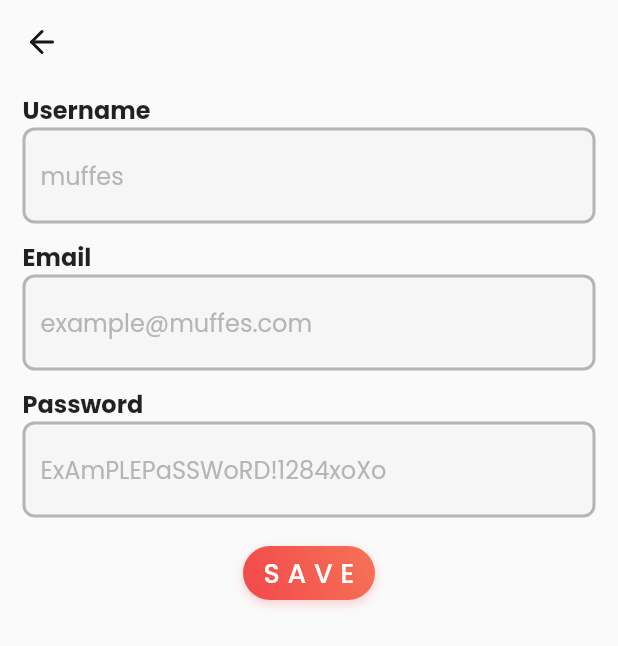
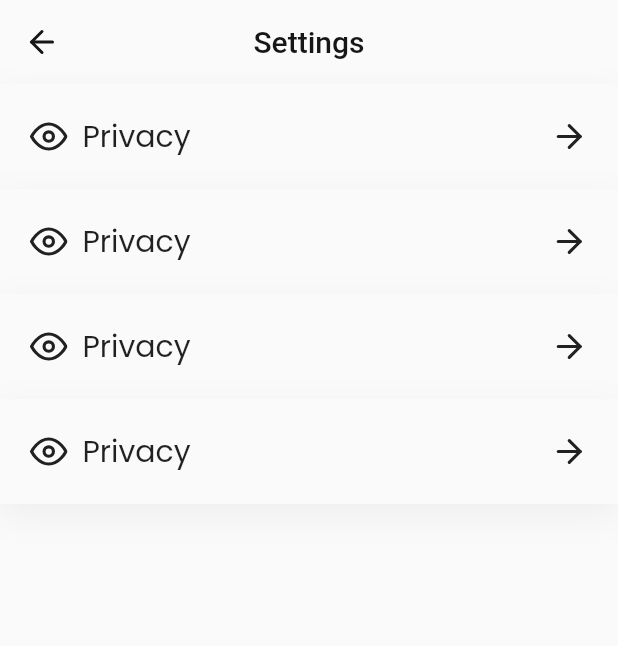
Before and after one commit to suggestied/MuffesApp, a Flutter app: the EditProfile screen opened directly, on a phone screen of 412 x 824 dp. Shown: the top 646 px of the screen. Run offline on Flutter 3.47's test engine with Material 2 defaults, Android fonts, the phone set to English and light mode, and no system bars; drawn by our look-alikes of gradient_widgets; our stand-ins replace cached_network_image, carousel_slider, dio, flutter_feather_icons, google_fonts, shared_preferences; missing offline and left inert: dio_http_cache; accounts and stored records are empty.

Commit message:
Changed settings

```diff
--- /dev/null
+++ b/lib/screens/messaging/chat/chat.dart
@@ -0,0 +1,12 @@
+import 'package:flutter/material.dart';
+
+class ChatPage extends StatelessWidget {
+  const ChatPage({Key key}) : super(key: key);
+
+  @override
+  Widget build(BuildContext context) {
+    return Container(
+      child: Text("test"),
+    );
+  }
+}
--- /dev/null
+++ b/lib/screens/profile/edit/editProfile.dart
@@ -0,0 +1,96 @@
+import 'dart:convert';
+
+import 'package:muffesapp/screens/profile/edit/setting.dart';
+import 'package:muffesapp/screens/profile/profile.dart';
+import 'package:muffesapp/utils/api.dart';
+import 'package:muffesapp/utils/colors.dart';
+import 'package:muffesapp/utils/components/page.dart';
+import 'package:flutter/material.dart';
+import 'package:flutter_feather_icons/flutter_feather_icons.dart';
+import 'package:gradient_widgets/gradient_widgets.dart';
+import 'package:shared_preferences/shared_preferences.dart';
+
+class EditProfile extends StatefulWidget {
+  EditProfile({Key key}) : super(key: key);
+
+  @override
+  _EditProfileState createState() => _EditProfileState();
+}
+
+class _EditProfileState extends State<EditProfile> {
+  int myUserId;
+  var userToken;
+
+  @override
+  void initState() {
+    _loadUserId();
+    super.initState();
+  }
+
+  _loadUserId() async {
+    SharedPreferences localStorage = await SharedPreferences.getInstance();
+    var user = jsonDecode(localStorage.getString('user'));
+    var _token = await MuffesApi().getToken();
+
+    if (user != null) {
+      setState(() {
+        myUserId = user['id'];
+        userToken = _token;
+      });
+    }
+  }
+
+  @override
+  Widget build(BuildContext context) {
+    return Scaffold(
+      backgroundColor: customStyle().lightColor,
+      appBar: AppBar(
+        centerTitle: true,
+        title: Text(
+          "Settings",
+          style: TextStyle(color: customStyle().darkGrayColor),
+        ),
+        leading: IconButton(
+          onPressed: () {
+            Navigator.pushReplacement(
+              context,
+              PageRouteBuilder(
+                pageBuilder: (context, animation1, animation2) => Profile(
+                  userId: myUserId,
+                  token: userToken,
+                ),
+                transitionDuration: Duration(seconds: 0),
+              ),
+            );
+          },
+          icon:
+              Icon(FeatherIcons.arrowLeft, color: customStyle().darkGrayColor),
+        ),
+        elevation: 0,
+        backgroundColor: Colors.transparent,
+      ),
+      body: SafeArea(
+        child: Column(
+          children: [
+            SettingsTo(
+              name: "Privacy",
+              icon: FeatherIcons.eye,
+            ),
+            SettingsTo(
+              name: "Privacy",
+              icon: FeatherIcons.eye,
+            ),
+            SettingsTo(
+              name: "Privacy",
+              icon: FeatherIcons.eye,
+            ),
+            SettingsTo(
+              name: "Privacy",
+              icon: FeatherIcons.eye,
+            ),
+          ],
+        ),
+      ),
+    );
+  }
+}
--- /dev/null
+++ b/lib/screens/profile/edit/setting.dart
@@ -0,0 +1,52 @@
+import 'package:flutter/material.dart';
+import 'package:flutter_feather_icons/flutter_feather_icons.dart';
+import 'package:muffesapp/utils/colors.dart';
+
+class SettingsTo extends StatelessWidget {
+  const SettingsTo({
+    Key key,
+    this.name,
+    this.icon,
+  }) : super(key: key);
+  final name;
+  final icon;
+
+  @override
+  Widget build(BuildContext context) {
+    return Container(
+        decoration: BoxDecoration(
+          color: customStyle().lightColor,
+          boxShadow: [
+            BoxShadow(
+                color: Color.fromRGBO(0, 0, 0, 0.05),
+                offset: Offset(0, 7),
+                blurRadius: 19)
+          ],
+        ),
+        padding: EdgeInsets.symmetric(vertical: 20, horizontal: 20),
+        child: Row(
+          mainAxisAlignment: MainAxisAlignment.spaceBetween,
+          children: [
+            Row(
+              children: [
+                Padding(
+                  padding: EdgeInsets.only(right: 10),
+                  child: Icon(
+                    icon,
+                    size: 25,
+                  ),
+                ),
+                Text(
+                  name,
+                  style: TextStyle(fontSize: 20),
+                )
+              ],
+            ),
+            Icon(
+              FeatherIcons.arrowRight,
+              size: 25,
+            ),
+          ],
+        ));
+  }
+}
--- a/lib/screens/profile/editProfile.dart
+++ /dev/null
@@ -1,233 +0,0 @@
-import 'dart:convert';
-
-import 'package:muffesapp/screens/profile/profile.dart';
-import 'package:muffesapp/utils/api.dart';
-import 'package:muffesapp/utils/colors.dart';
-import 'package:muffesapp/utils/components/page.dart';
-import 'package:flutter/material.dart';
-import 'package:flutter_feather_icons/flutter_feather_icons.dart';
-import 'package:gradient_widgets/gradient_widgets.dart';
-import 'package:shared_preferences/shared_preferences.dart';
-
-class EditProfile extends StatefulWidget {
-  EditProfile({Key key}) : super(key: key);
-
-  @override
-  _EditProfileState createState() => _EditProfileState();
-}
-
-class _EditProfileState extends State<EditProfile> {
-  int myUserId;
-  var userToken;
-
-  @override
-  void initState() {
-    _loadUserId();
-    super.initState();
-  }
-
-  _loadUserId() async {
-    SharedPreferences localStorage = await SharedPreferences.getInstance();
-    var user = jsonDecode(localStorage.getString('user'));
-    var _token = await MuffesApi().getToken();
-
-    if (user != null) {
-      setState(() {
-        myUserId = user['id'];
-        userToken = _token;
-      });
-    }
-  }
-
-  @override
-  Widget build(BuildContext context) {
-    return Scaffold(
-      backgroundColor: customStyle().lightColor,
-      appBar: AppBar(
-        leading: IconButton(
-          onPressed: () {
-            Navigator.pushReplacement(
-              context,
-              PageRouteBuilder(
-                pageBuilder: (context, animation1, animation2) => Profile(
-                  userId: myUserId,
-                  token: userToken,
-                ),
-                transitionDuration: Duration(seconds: 0),
-              ),
-            );
-          },
-          icon:
-              Icon(FeatherIcons.arrowLeft, color: customStyle().darkGrayColor),
-        ),
-        elevation: 0,
-        backgroundColor: Colors.transparent,
-      ),
-      body: SafeArea(
-        child: Column(
-          children: [
-            Form(
-              child: Container(
-                margin: EdgeInsets.symmetric(horizontal: 15),
-                child: Column(
-                  children: [
-                    Container(
-                      margin: EdgeInsets.symmetric(vertical: 5),
-                      child: Column(
-                        crossAxisAlignment: CrossAxisAlignment.start,
-                        children: [
-                          Text(
-                            "Username",
-                            style: TextStyle(
-                              fontSize: 16,
-                              fontWeight: FontWeight.bold,
-                            ),
-                            textAlign: TextAlign.left,
-                          ),
-                          TextFormField(
-                            autovalidateMode:
-                                AutovalidateMode.onUserInteraction,
-                            autofocus: false,
-                            autocorrect: false,
-                            decoration: InputDecoration(
-                              enabledBorder: OutlineInputBorder(
-                                borderRadius:
-                                    BorderRadius.all(Radius.circular(8)),
-                                borderSide: BorderSide(
-                                    color: customStyle().disabledColor,
-                                    width: 2),
-                              ),
-                              border: OutlineInputBorder(
-                                borderRadius:
-                                    BorderRadius.all(Radius.circular(8)),
-                                borderSide: BorderSide(width: 2),
-                              ),
-                              filled: true,
-                              fillColor: customStyle().secondaryColor,
-                              hintText: 'muffes',
-                              hintStyle: TextStyle(
-                                  fontSize: 16,
-                                  color: customStyle().disabledColor),
-                            ),
-                          ),
-                        ],
-                      ),
-                    ),
-                    Container(
-                      margin: EdgeInsets.symmetric(vertical: 5),
-                      child: Column(
-                        crossAxisAlignment: CrossAxisAlignment.start,
-                        children: [
-                          Text(
-                            "Email",
-                            style: TextStyle(
-                              fontSize: 16,
-                              fontWeight: FontWeight.bold,
-                            ),
-                            textAlign: TextAlign.left,
-                          ),
-                          TextFormField(
-                            autovalidateMode:
-                                AutovalidateMode.onUserInteraction,
-                            autofocus: false,
-                            autocorrect: false,
-                            decoration: InputDecoration(
-                              enabledBorder: OutlineInputBorder(
-                                borderRadius:
-                                    BorderRadius.all(Radius.circular(8)),
-                                borderSide: BorderSide(
-                                    color: customStyle().disabledColor,
-                                    width: 2),
-                              ),
-                              border: OutlineInputBorder(
-                                borderRadius:
-                                    BorderRadius.all(Radius.circular(8)),
-                                borderSide: BorderSide(width: 2),
-                              ),
-                              filled: true,
-                              fillColor: customStyle().secondaryColor,
-                              hintText: 'example@muffes.com',
-                              hintStyle: TextStyle(
-                                  fontSize: 16,
-                                  color: customStyle().disabledColor),
-                            ),
-                          ),
-                        ],
-                      ),
-                    ),
-                    Container(
-                      margin: EdgeInsets.symmetric(vertical: 5),
-                      child: Column(
-                        crossAxisAlignment: CrossAxisAlignment.start,
-                        children: [
-                          Text(
-                            "Password",
-                            style: TextStyle(
-                              fontSize: 16,
-                              fontWeight: FontWeight.bold,
-                            ),
-                            textAlign: TextAlign.left,
-                          ),
-                          TextFormField(
-                            autovalidateMode:
-                                AutovalidateMode.onUserInteraction,
-                            autofocus: false,
-                            autocorrect: false,
-                            obscureText: true,
-                            decoration: InputDecoration(
-                              enabledBorder: OutlineInputBorder(
-                                borderRadius:
-                                    BorderRadius.all(Radius.circular(8)),
-                                borderSide: BorderSide(
-                                    color: customStyle().disabledColor,
-                                    width: 2),
-                              ),
-                              border: OutlineInputBorder(
-                                borderRadius:
-                                    BorderRadius.all(Radius.circular(8)),
-                                borderSide: BorderSide(width: 2),
-                              ),
-                              filled: true,
-                              fillColor: customStyle().secondaryColor,
-                              hintText: 'ExAmPLEPaSSWoRD!1284xoXo',
-                              hintStyle: TextStyle(
-                                  fontSize: 16,
-                                  color: customStyle().disabledColor),
-                            ),
-                          ),
-                        ],
-                      ),
-                    ),
-                    Container(
-                      margin: EdgeInsets.only(top: 10),
-                      child: ButtonTheme(
-                        minWidth: double.infinity,
-                        height: 55,
-                        child: GradientButton(
-                          child: Text(
-                            'SAVE',
-                            style: TextStyle(
-                              fontSize: 18,
-                              letterSpacing: 20 / (100 / 25.5),
-                            ),
-                          ),
-                          callback: () {},
-                          gradient: customStyle().orangeRedGradientNotShaders,
-                          shadowColor: customStyle()
-                              .orangeRedGradientNotShaders
-                              .colors
-                              .first
-                              .withOpacity(0.25),
-                        ),
-                      ),
-                    )
-                  ],
-                ),
-              ),
-            ),
-          ],
-        ),
-      ),
-    );
-  }
-}
--- a/lib/screens/profile/profile.dart
+++ b/lib/screens/profile/profile.dart
@@ -1,6 +1,6 @@
 import 'dart:convert';
 
-import 'package:muffesapp/screens/profile/editProfile.dart';
+import 'package:muffesapp/screens/profile/edit/editProfile.dart';
 import 'package:muffesapp/screens/profile/posts.dart';
 import 'package:muffesapp/utils/api.dart';
 import 'package:muffesapp/utils/colors.dart';
```
